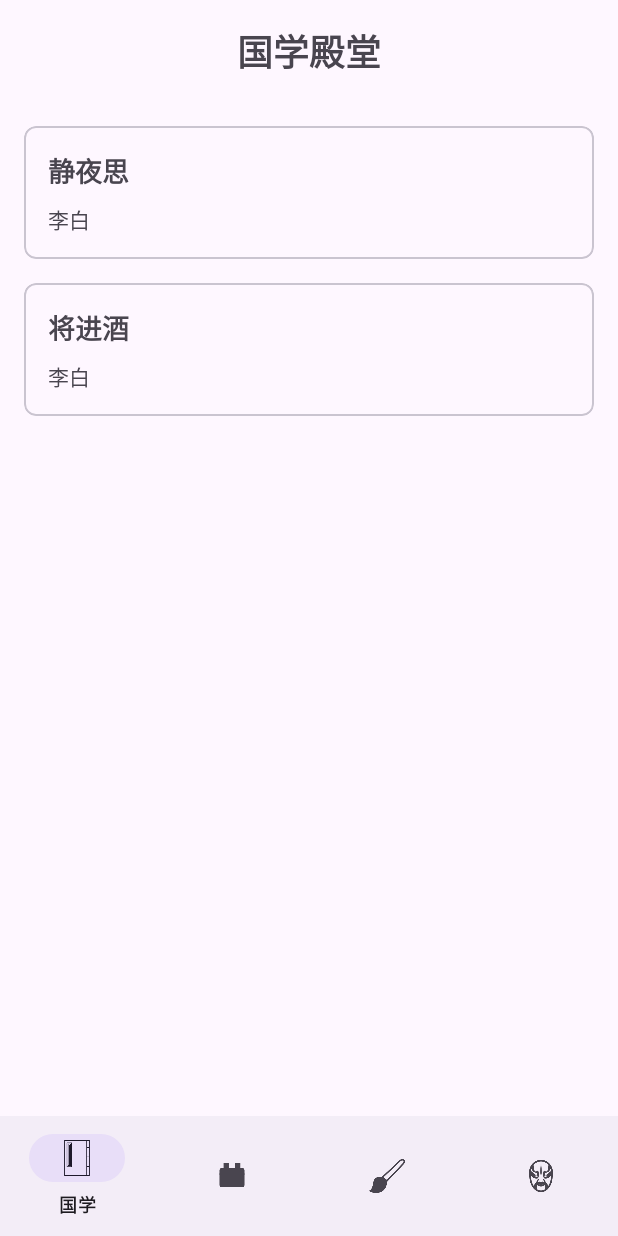
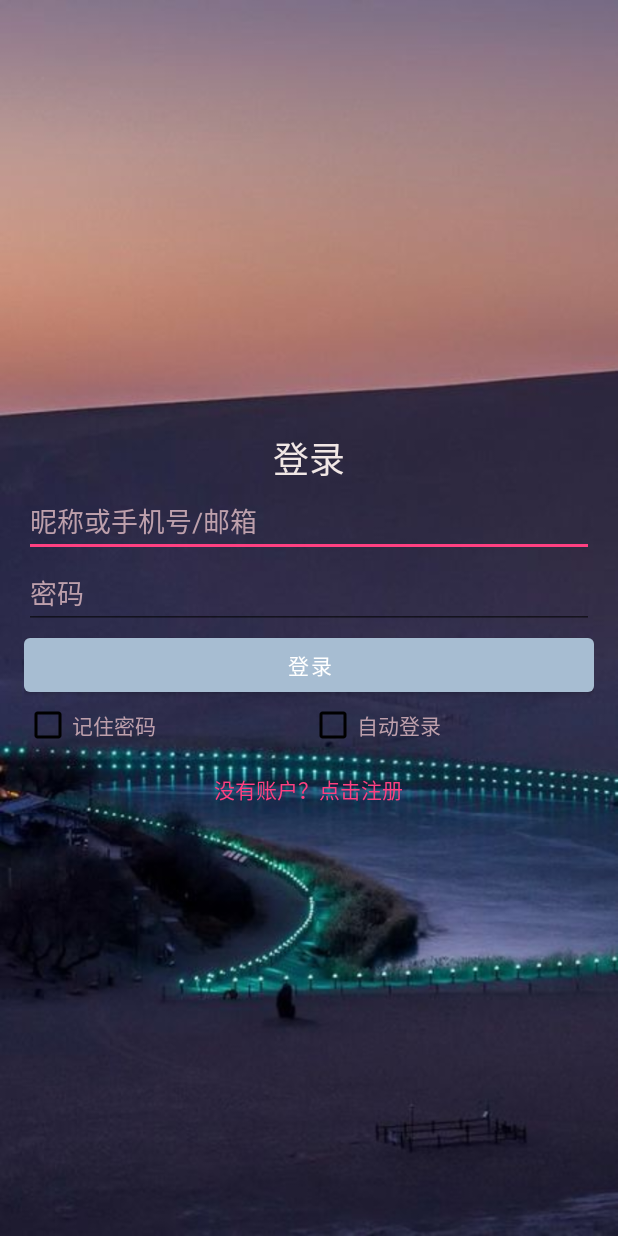
Before and after one commit to neverbiasu/ChineseStyle, an Android app: the screen it shows after launch (MainActivity before the commit, LoginActivity after it), on a phone screen of 412 x 824 dp. Run offline under Robolectric (Android 15) with nearby library versions, the phone set to English and light mode, and no system bars.

Commit message:
add Login Register and Setting Activity

```diff
--- /dev/null
+++ b/app/src/main/java/com/example/chinesestyle/LoginActivity.java
@@ -0,0 +1,83 @@
+package com.example.chinesestyle;
+
+import android.os.Bundle;
+import android.widget.Button;
+import android.widget.EditText;
+import android.widget.TextView;
+import android.widget.Toast;
+import android.content.Intent;
+import android.widget.CheckBox;
+import androidx.appcompat.app.AppCompatActivity;
+import com.example.chinesestyle.helpers.DatabaseHelper;
+import com.example.chinesestyle.helpers.SharedPrefsManager;
+
+public class LoginActivity extends AppCompatActivity {
+    private EditText etLoginId, etPassword;
+    private Button btnLogin;
+    private TextView tvRegisterLink;
+    private DatabaseHelper dbHelper;
+    private SharedPrefsManager prefsManager;
+    private CheckBox cbRememberPassword, cbAutoLogin;
+
+
+    @Override
+    public void onCreate(Bundle savedInstanceState) {
+        super.onCreate(savedInstanceState);
+        setContentView(R.layout.activity_login);
+
+        dbHelper = new DatabaseHelper(this);
+        prefsManager = SharedPrefsManager.getInstance(this);
+
+        etLoginId = this.findViewById(R.id.etLoginId);
+        etPassword = this.findViewById(R.id.etPassword);
+        btnLogin = this.findViewById(R.id.btnLogin);
+        tvRegisterLink = this.findViewById(R.id.tvRegisterLink);
+
+        cbRememberPassword = findViewById(R.id.cbRememberPassword);
+        cbAutoLogin = findViewById(R.id.cbAutoLogin);
+
+        if (prefsManager.isRememberPassword()) {
+            String savedLoginId = prefsManager.getLoginId();
+            String savedPassword = prefsManager.getPassword();
+            etLoginId.setText(savedLoginId);
+            etPassword.setText(savedPassword);
+            cbRememberPassword.setChecked(true);
+        }
+
+        if (prefsManager.isAutoLogin()) {
+            cbAutoLogin.setChecked(true);
+            // Perform login operation
+        }
+
+        btnLogin.setOnClickListener(v -> {
+            String loginId = etLoginId.getText().toString().trim();
+            String password = etPassword.getText().toString().trim();
+
+            if (loginId.isEmpty() || password.isEmpty()) {
+                Toast.makeText(this, "请输入登录信息和密码", Toast.LENGTH_SHORT).show();
+                return;
+            }
+
+            if (dbHelper.loginUser(loginId, password)) {
+                Toast.makeText(this, "登录成功", Toast.LENGTH_SHORT).show();
+                prefsManager.setRememberPassword(cbRememberPassword.isChecked());
+                if (cbRememberPassword.isChecked()) {
+                    prefsManager.setLoginId(loginId);
+                    prefsManager.setPassword(password);
+                } else {
+                    prefsManager.setLoginId("");
+                    prefsManager.setPassword("");
+                }
+                this.startActivity(new Intent(LoginActivity.this, MainActivity.class));
+                this.finish();
+            } else {
+                Toast.makeText(this, "登录失败，请检查登录信息和密码", Toast.LENGTH_SHORT).show();
+            }
+        });
+
+        tvRegisterLink.setOnClickListener(v -> {
+            this.startActivity(new Intent(LoginActivity.this, RegisterActivity.class));
+            this.finish();
+        });
+    }
+}
--- /dev/null
+++ b/app/src/main/java/com/example/chinesestyle/helpers/SharedPrefsManager.java
@@ -0,0 +1,117 @@
+package com.example.chinesestyle.helpers;
+
+import android.content.Context;
+import android.content.SharedPreferences;
+
+public class SharedPrefsManager {
+    private static final String PREFS_NAME = "ChineseStylePrefs";
+    private static final String KEY_IS_LOGGED_IN = "isLoggedIn";
+    private static final String KEY_USER_ID = "userId";
+    private static final String KEY_NICKNAME = "nickname";
+    private static final String KEY_FONT_SIZE = "fontSize";
+    private static final String KEY_LAST_CLASSIC_ID = "lastClassicId";
+    private static final String KEY_CONTACT = "contact";
+    private static final String KEY_REMEMBER_PASSWORD = "rememberPassword";
+    private static final String KEY_AUTO_LOGIN = "autoLogin";
+    private static SharedPrefsManager instance;
+    private SharedPreferences sharedPreferences;
+
+    private SharedPrefsManager(Context context) {
+        sharedPreferences = context.getSharedPreferences(PREFS_NAME, Context.MODE_PRIVATE);
+    }
+
+    public static synchronized SharedPrefsManager getInstance(Context context) {
+        if (instance == null) {
+            instance = new SharedPrefsManager(context.getApplicationContext());
+        }
+        return instance;
+    }
+
+    public void setLoggedIn(boolean isLoggedIn) {
+        sharedPreferences.edit().putBoolean(KEY_IS_LOGGED_IN, isLoggedIn).apply();
+    }
+
+    public boolean isLoggedIn() {
+        return sharedPreferences.getBoolean(KEY_IS_LOGGED_IN, false);
+    }
+
+    public void setUserId(long userId) {
+        sharedPreferences.edit().putLong(KEY_USER_ID, userId).apply();
+    }
+
+    public long getUserId() {
+        return sharedPreferences.getLong(KEY_USER_ID, -1);
+    }
+
+    public void setNickname(String nickname) {
+        sharedPreferences.edit().putString(KEY_NICKNAME, nickname).apply();
+    }
+
+    public String getNickname() {
+        return sharedPreferences.getString(KEY_NICKNAME, "");
+    }
+
+    public void setFontSize(float size) {
+        sharedPreferences.edit().putFloat(KEY_FONT_SIZE, size).apply();
+    }
+
+    public float getFontSize() {
+        return sharedPreferences.getFloat(KEY_FONT_SIZE, 16f);  // 默认字体大小
+    }
+
+    public void setLastClassicId(int classicId) {
+        sharedPreferences.edit().putInt(KEY_LAST_CLASSIC_ID, classicId).apply();
+    }
+
+    public int getLastClassicId() {
+        return sharedPreferences.getInt(KEY_LAST_CLASSIC_ID, -1);
+    }
+
+    public String getContact() {
+        return sharedPreferences.getString(KEY_CONTACT, "");
+    }
+
+    public void setContact(String contact) {
+        sharedPreferences.edit().putString(KEY_CONTACT, contact).apply();
+    }
+
+    public boolean isDarkTheme() {
+        return sharedPreferences.getBoolean("dark_theme", false);
+    }
+
+    public void setDarkTheme(boolean isDarkTheme) {
+        sharedPreferences.edit().putBoolean("dark_theme", isDarkTheme).apply();
+    }
+
+    public boolean isRememberPassword() {
+        return sharedPreferences.getBoolean(KEY_REMEMBER_PASSWORD, false);
+    }
+
+    public void setRememberPassword(boolean rememberPassword) {
+        sharedPreferences.edit().putBoolean(KEY_REMEMBER_PASSWORD, rememberPassword).apply();
+    }
+
+    public boolean isAutoLogin() {
+        return sharedPreferences.getBoolean(KEY_AUTO_LOGIN, false);
+    }
+
+    public void setAutoLogin(boolean autoLogin) {
+        sharedPreferences.edit().putBoolean(KEY_AUTO_LOGIN, autoLogin).apply();
+    }
+
+    public String getLoginId() {
+        return sharedPreferences.getString("loginId", "");
+    }
+
+    public void setLoginId(String loginId) {
+        sharedPreferences.edit().putString("loginId", loginId).apply();
+    }
+
+    public String getPassword() {
+        return sharedPreferences.getString("password", "");
+    }
+
+    public void setPassword(String password) {
+        sharedPreferences.edit().putString("password", password).apply();
+    }
+}
--- /dev/null
+++ b/app/src/main/res/layout/activity_login.xml
@@ -0,0 +1,86 @@
+<?xml version="1.0" encoding="utf-8"?>
+<RelativeLayout xmlns:android="http://schemas.android.com/apk/res/android"
+    android:layout_width="match_parent"
+    android:layout_height="match_parent"
+    android:theme="@style/AppTheme.Login">
+
+    <ImageView
+        android:layout_width="match_parent"
+        android:layout_height="match_parent"
+        android:src="@drawable/bg_login"
+        android:scaleType="centerCrop" />
+
+    <LinearLayout
+        android:layout_width="match_parent"
+        android:layout_height="match_parent"
+        android:orientation="vertical"
+        android:padding="16dp"
+        android:gravity="center">
+
+        <TextView
+            android:layout_width="wrap_content"
+            android:layout_height="wrap_content"
+            android:text="登录"
+            android:textSize="24sp"
+            android:textColor="@color/text_login"
+            android:layout_gravity="center_horizontal" />
+
+        <EditText
+            android:id="@+id/etLoginId"
+            android:layout_width="match_parent"
+            android:layout_height="wrap_content"
+            android:hint="昵称或手机号/邮箱"
+            android:inputType="text"
+            android:textColor="@color/outline_color"
+            android:textColorHint="@color/text_color"/>
+
+        <EditText
+            android:id="@+id/etPassword"
+            android:layout_width="match_parent"
+            android:layout_height="wrap_content"
+            android:hint="密码"
+            android:inputType="textPassword"
+            android:textColor="@color/outline_color"
+            android:textColorHint="@color/text_color"/>
+
+        <Button
+            android:id="@+id/btnLogin"
+            android:layout_width="match_parent"
+            android:layout_height="wrap_content"
+            android:color="@color/colorPrimary_login"
+            android:text="登录" />
+
+        <LinearLayout
+            android:layout_width="match_parent"
+            android:layout_height="wrap_content"
+            android:orientation="horizontal"
+            android:gravity="center">
+
+            <CheckBox
+                android:id="@+id/cbRememberPassword"
+                android:layout_width="0dp"
+                android:layout_height="wrap_content"
+                android:layout_weight="1"
+                android:textColor="@color/text_color"
+                android:text="记住密码"/>
+
+            <CheckBox
+                android:id="@+id/cbAutoLogin"
+                android:layout_width="0dp"
+                android:layout_height="wrap_content"
+                android:layout_weight="1"
+                android:textColor="@color/text_color"
+                android:text="自动登录"/>
+        </LinearLayout>
+
+        <TextView
+            android:id="@+id/tvRegisterLink"
+            android:layout_width="wrap_content"
+            android:layout_height="wrap_content"
+            android:text="没有账户？点击注册"
+            android:textColor="@color/colorAccent"
+            android:layout_gravity="center_horizontal"
+            android:layout_marginTop="16dp" />
+
+    </LinearLayout>
+</RelativeLayout>
--- a/app/src/main/res/menu/bottom_nav_menu.xml
+++ b/app/src/main/res/menu/bottom_nav_menu.xml
@@ -16,4 +16,8 @@
         android:id="@+id/nav_opera"
         android:icon="@drawable/ic_mask"
         android:title="@string/nav_opera" />
+    <item
+        android:id="@+id/action_settings"
+        android:title="@string/action_settings"
+        android:icon="@drawable/ic_settings" />
 </menu>
--- a/app/src/main/res/values/colors.xml
+++ b/app/src/main/res/values/colors.xml
@@ -2,5 +2,22 @@
 <resources>
     <color name="black">#FF000000</color>
     <color name="white">#FFFFFFFF</color>
-    <color name="colorAccent">#FF808080</color>
+    <color name="background_dark">#303030</color> <!-- 深色背景 -->
+    <color name="text_dark">#FFFFFF</color>       <!-- 深色文本 -->
+    <color name="accent_dark">#FF4081</color>     <!-- 深色突出颜色 -->
+
+    <color name="background_light">#E0E0E0</color> <!-- 浅色背景 -->
+    <color name="text_light">#000000</color>       <!-- 浅色文本 -->
+    <color name="accent_light">#FFC107</color>     <!-- 浅色突出颜色 -->
+
+    <color name="colorPrimary">#3F51B5</color>     <!-- Primary color -->
+    <color name="colorPrimaryDark">#303F9F</color> <!-- Primary dark color -->
+    <color name="colorAccent">#FF4081</color>
+
+    <color name="background_login">#A7BDD2</color> <!-- 登录背景 -->
+    <color name="text_login">#F1E7E5</color>       <!-- 登录文本 -->
+    <color name="accent_login">#C1ACB5</color>     <!-- 登录突出颜色 -->
+    <color name="colorPrimary_login">#A7BDD2</color> <!-- 登录主色 -->
+    <color name="text_color">#BEA0AC</color> <!-- 登录填充字 -->
+    <color name="outline_color">#F5BBB0</color>
 </resources>
--- a/app/src/main/res/values/strings.xml
+++ b/app/src/main/res/values/strings.xml
@@ -24,4 +24,5 @@
     <string name="painting_slide_desc">绘画作品细节</string>
     <string name="festival_origin">节日起源</string>
     <string name="festival_customs">节日习俗</string>
+    <string name="action_settings">设置</string>
 </resources>
--- /dev/null
+++ b/app/src/main/res/values/styles.xml
@@ -0,0 +1,33 @@
+<?xml version="1.0" encoding="utf-8"?>
+<resources>
+    <!-- Base application theme. -->
+    <style name="AppTheme" parent="Theme.AppCompat.Light">
+        <!-- Customize your theme here. -->
+        <item name="colorPrimary">@color/colorPrimary</item>
+        <item name="colorPrimaryDark">@color/colorPrimaryDark</item>
+        <item name="colorAccent">@color/colorAccent</item>
+    </style>
+
+    <!-- Dark theme variant -->
+    <style name="AppTheme.Dark" parent="AppTheme">
+        <item name="android:windowBackground">@color/background_dark</item>
+        <item name="android:textColorPrimary">@color/text_dark</item>
+        <item name="android:colorAccent">@color/accent_dark</item>
+    </style>
+
+    <!-- Light theme variant -->
+    <style name="AppTheme.Light" parent="AppTheme">
+        <item name="android:windowBackground">@color/background_light</item>
+        <item name="android:textColorPrimary">@color/text_light</item>
+        <item name="android:colorAccent">@color/accent_light</item>
+    </style>
+
+    <!-- Login theme variant -->
+    <style name="AppTheme.Login" parent="AppTheme">
+        <item name="android:windowBackground">@color/background_login</item>
+        <item name="android:textColorPrimary">@color/text_login</item>
+        <item name="android:colorAccent">@color/accent_login</item>
+        <item name="colorPrimary">@color/colorPrimary_login</item>
+        <item name="android:textColor">@color/text_color</item>
+    </style>
+</resources>
```
Also changed, not shown: app/src/main/AndroidManifest.xml (+16 -8 lines), app/src/main/java/com/example/chinesestyle/MainActivity.java (+20 -0 lines), app/src/main/java/com/example/chinesestyle/RegisterActivity.java (added, +66 -0 lines), app/src/main/java/com/example/chinesestyle/SettingsActivity.java (added, +63 -0 lines), app/src/main/java/com/example/chinesestyle/helpers/DatabaseHelper.java (+71 -3 lines), app/src/main/res/layout/activity_register.xml (added, +62 -0 lines), app/src/main/res/layout/activity_settings.xml (added, +50 -0 lines), app/src/main/res/drawable/bg_login.jpeg (added), app/src/main/res/drawable/ic_settings.png (added).
